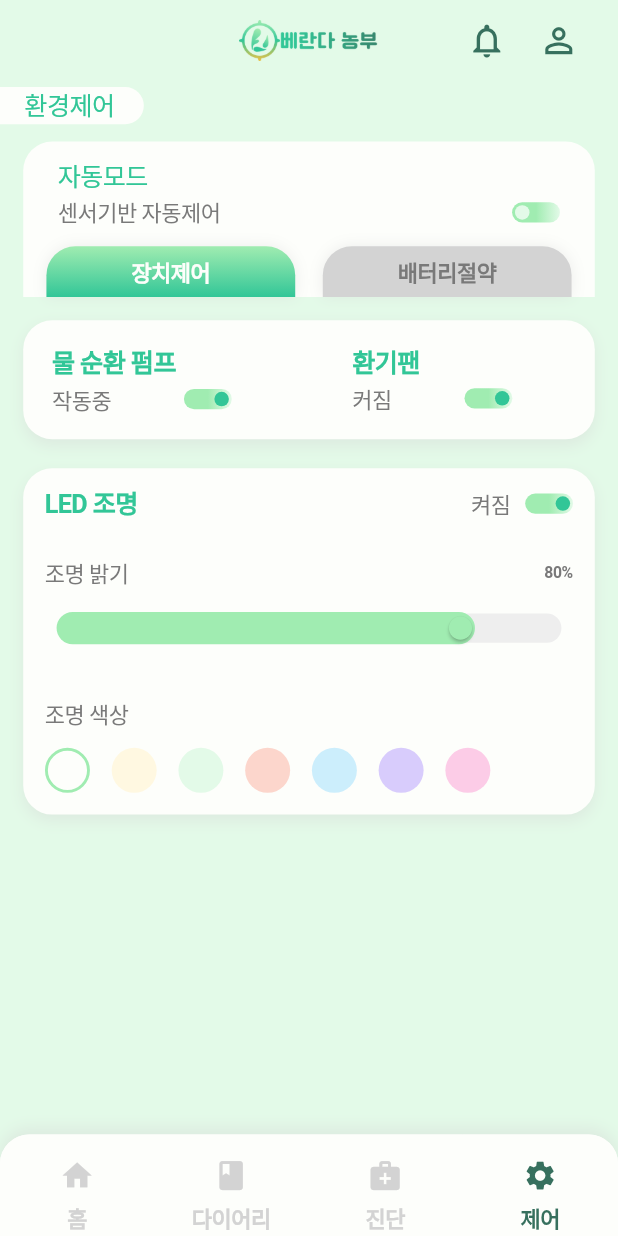
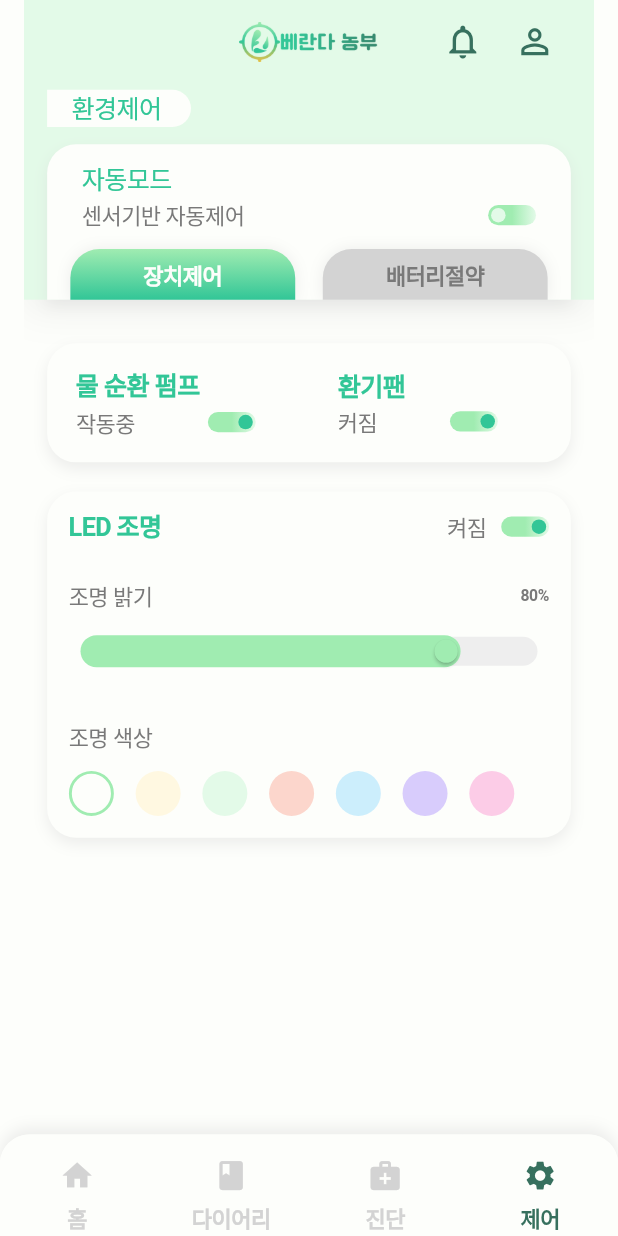
Before and after one commit to wasabi2342/MaumAI_Project, a Flutter app: the ControlScreen screen opened by its route, on a phone screen of 412 x 824 dp. Run offline on Flutter 3.47's test engine with Material 3 defaults, Android fonts, the phone set to English and light mode, and no system bars; our stand-ins replace cached_network_image, flutter_svg, image_picker; accounts and stored records are empty; Roboto replaces fonts that are missing (Pretendard).

Commit message:
Update control_screen.dart

```diff
--- a/lib/presentation/control_screen/control_screen.dart
+++ b/lib/presentation/control_screen/control_screen.dart
@@ -1,16 +1,15 @@
+import 'dart:ui';
 import 'package:flutter/material.dart';
 
 import '../../core/app_export.dart';
+import '../../widgets/notification_sidebar.dart';
 
 /// ControlScreen - 환경 제어 화면
 ///
-/// 기능:
-/// - 2개 탭: 장치제어, 배터리절약
-/// - 자동모드 on/off
-/// - 물 순환 펌프 제어
-/// - 환기팬 제어
-/// - LED 조명 제어 (밝기, 색상)
-/// - 배터리 절약 모드
+/// 수정 사항:
+/// - 상단 '자동모드 카드'의 하단 모서리 둥글기 제거 (직선 처리)
+/// - 상단 초록색 배경이 카드 하단과 정확히 일치
+/// - 상단 섹션과 하단 섹션 경계에 그림자 유지
 class ControlScreen extends StatefulWidget {
   const ControlScreen({Key? key}) : super(key: key);
 
@@ -63,21 +62,131 @@ class _ControlScreenState extends State<ControlScreen>
     super.dispose();
   }
 
+  void _showNotificationSidebar(BuildContext context) {
+    showGeneralDialog(
+      context: context,
+      barrierDismissible: true,
+      barrierLabel: MaterialLocalizations.of(context).modalBarrierDismissLabel,
+      barrierColor: Color(0x3FD9D9D9),
+      transitionDuration: Duration(milliseconds: 300),
+      pageBuilder: (BuildContext buildContext, Animation animation,
+          Animation secondaryAnimation) {
+        return NotificationSidebar(
+          onClose: () {
+            Navigator.of(context).pop();
+          },
+        );
+      },
+      transitionBuilder: (context, animation, secondaryAnimation, child) {
+        const begin = Offset(1.0, 0.0);
+        const end = Offset.zero;
+        const curve = Curves.easeInOut;
+        var tween =
+        Tween(begin: begin, end: end).chain(CurveTween(curve: curve));
+        return SlideTransition(
+          position: animation.drive(tween),
+          child: child,
+        );
+      },
+    );
+  }
+
   @override
   Widget build(BuildContext context) {
     return Scaffold(
+      backgroundColor: appTheme.white_A700,
+      body: SafeArea(
+        child: Center(
+          child: Container(
+            constraints: BoxConstraints(maxWidth: 393.h),
+            child: CustomScrollView(
+              slivers: [
+                // 1. SliverAppBar
+                SliverAppBar(
+                  floating: true,
+                  snap: true,
+                  pinned: false,
+                  elevation: 0,
                   backgroundColor: appTheme.green_50,
-      appBar: CustomTopAppBar(),
-      body: SafeArea(
-        child: SingleChildScrollView(
+                  automaticallyImplyLeading: false,
+                  title: CustomImageView(
+                    imagePath: ImageConstant.img,
+                    height: 28.h,
+                    fit: BoxFit.contain,
+                  ),
+                  centerTitle: true,
+                  actions: [
+                    IconButton(
+                      onPressed: () => _showNotificationSidebar(context),
+                      icon: Icon(
+                        Icons.notifications_none_outlined,
+                        color: appTheme.blue_gray_700,
+                        size: 28.h,
+                      ),
+                    ),
+                    IconButton(
+                      onPressed: () =>
+                          Navigator.pushNamed(context, AppRoutes.myPageScreen),
+                      icon: Icon(
+                        Icons.person_outline,
+                        color: appTheme.blue_gray_700,
+                        size: 28.h,
+                      ),
+                    ),
+                    SizedBox(width: 16.h),
+                  ],
+                ),
+
+                // 2. 메인 컨텐츠
+                SliverToBoxAdapter(
+                  child: Column(
+                    children: [
+                      // [상단 섹션] 초록색 배경 + 그림자
+                      Container(
+                        width: double.infinity,
+                        decoration: BoxDecoration(
+                          color: appTheme.green_50,
+                          boxShadow: [
+                            BoxShadow(
+                              color: Colors.black.withOpacity(0.05),
+                              blurRadius: 20.h,
+                              offset: Offset(0, 10.h),
+                              spreadRadius: 0,
+                            ),
+                          ],
+                        ),
                         child: Column(
                           children: [
                             SizedBox(height: 4.h),
                             _buildEnvironmentControlLabel(),
                             SizedBox(height: 12.h),
-              _buildControlSection(),
+                            _buildTopControlCard(),
+                            // 초록색 배경이 카드 끝과 딱 맞게 끝남
+                          ],
+                        ),
+                      ),
+
+                      // [하단 섹션] 흰색 배경
+                      Container(
+                        width: double.infinity,
+                        child: Padding(
+                          padding: EdgeInsets.symmetric(horizontal: 16.h),
+                          child: Column(
+                            children: [
+                              SizedBox(height: 30.h), // 상단 그림자 공간
+                              _tabController.index == 0
+                                  ? _buildDeviceControlContent()
+                                  : _buildBatterySavingContent(),
                               SizedBox(height: 20.h),
                             ],
+                          ),
+                        ),
+                      ),
+                    ],
+                  ),
+                ),
+              ],
+            ),
           ),
         ),
       ),
@@ -87,25 +196,68 @@ class _ControlScreenState extends State<ControlScreen>
     );
   }
 
-  /// 제어 섹션 (자동모드 + 탭바 + 탭 내용 모두 포함)
-  Widget _buildControlSection() {
+  Widget _buildEnvironmentControlLabel() {
+    return Align(
+      alignment: Alignment.centerLeft,
+      child: Container(
+        margin: EdgeInsets.only(left: 16.h),
+        padding:
+        EdgeInsets.only(top: 4.h, left: 17.h, right: 20.h, bottom: 4.h),
+        clipBehavior: Clip.antiAlias,
+        decoration: ShapeDecoration(
+          color: const Color(0xFFFDFEFB),
+          shape: RoundedRectangleBorder(
+            borderRadius: BorderRadius.only(
+              topRight: Radius.circular(20.h),
+              bottomRight: Radius.circular(20.h),
+            ),
+          ),
+        ),
+        child: Row(
+          mainAxisSize: MainAxisSize.min,
+          children: [
+            Text(
+              '환경제어',
+              textAlign: TextAlign.center,
+              style: TextStyle(
+                color: const Color(0xFF32C697),
+                fontSize: 16.fSize,
+                fontFamily: 'Pretendard',
+                fontWeight: FontWeight.w500,
+                height: 1.0,
+                letterSpacing: -0.40,
+              ),
+            ),
+          ],
+        ),
+      ),
+    );
+  }
+
+  /// 상단 카드 (자동모드 + 탭바)
+  Widget _buildTopControlCard() {
     return Padding(
       padding: EdgeInsets.symmetric(horizontal: 16.h),
-      child: Column(
-        children: [
-          // 자동모드 카드 + 탭바 (하나의 흰색 카드)
-          Container(
+      child: Container(
         width: double.infinity,
         decoration: BoxDecoration(
           color: const Color(0xFFFDFEFB),
+          // [수정] 하단 모서리 둥글기 제거 (topLeft, topRight만 적용)
           borderRadius: BorderRadius.only(
             topLeft: Radius.circular(20.h),
             topRight: Radius.circular(20.h),
           ),
+          boxShadow: [
+            BoxShadow(
+              color: appTheme.color66D3D3,
+              blurRadius: 8.h,
+              offset: Offset(0, 4.h),
             ),
+          ],
+        ),
+        clipBehavior: Clip.hardEdge,
         child: Column(
           children: [
-                // 자동모드
             Padding(
               padding: EdgeInsets.fromLTRB(24.h, 15.h, 24.h, 15.h),
               child: Column(
@@ -148,7 +300,6 @@ class _ControlScreenState extends State<ControlScreen>
                 ],
               ),
             ),
-                // 탭바
             Padding(
               padding: EdgeInsets.symmetric(horizontal: 16.h),
               child: Row(
@@ -163,132 +314,14 @@ class _ControlScreenState extends State<ControlScreen>
                 ],
               ),
             ),
-              ],
-            ),
-          ),
-          // 탭 내용 (별도 카드들)
-          _tabController.index == 0
-              ? _buildDeviceControlContent()
-              : _buildBatterySavingContent(),
-        ],
-      ),
-    );
-  }
-
-  /// 환경제어 라벨
-  Widget _buildEnvironmentControlLabel() {
-    return Align(
-      alignment: Alignment.centerLeft,
-      child: Container(
-        padding: EdgeInsets.only(top: 4.h, left: 17.h, right: 20.h, bottom: 4.h),
-        clipBehavior: Clip.antiAlias,
-        decoration: ShapeDecoration(
-          color: const Color(0xFFFDFEFB),
-          shape: RoundedRectangleBorder(
-            borderRadius: BorderRadius.only(
-              topRight: Radius.circular(20.h),
-              bottomRight: Radius.circular(20.h),
-            ),
-          ),
-        ),
-        child: Row(
-          mainAxisSize: MainAxisSize.min,
-          children: [
-            Text(
-              '환경제어',
-              textAlign: TextAlign.center,
-              style: TextStyle(
-                color: const Color(0xFF32C697),
-                fontSize: 16.fSize,
-                fontFamily: 'Pretendard',
-                fontWeight: FontWeight.w500,
-                height: 1.0,
-                letterSpacing: -0.40,
-              ),
-            ),
+            // 하단 여백 제거
+            SizedBox(height: 0),
           ],
         ),
       ),
     );
   }
 
-  /// 자동모드 카드
-  Widget _buildAutoModeCard() {
-    return Container(
-      margin: EdgeInsets.fromLTRB(16.h, 43.h, 16.h, 0),
-      width: double.infinity,
-      height: 117.h,
-      decoration: BoxDecoration(
-        color: const Color(0xFFFDFEFB),
-        borderRadius: BorderRadius.only(
-          topLeft: Radius.circular(20.h),
-          topRight: Radius.circular(20.h),
-        ),
-      ),
-      child: Padding(
-        padding: EdgeInsets.symmetric(horizontal: 24.h, vertical: 15.h),
-        child: Column(
-          crossAxisAlignment: CrossAxisAlignment.start,
-          children: [
-            Text(
-              '자동모드',
-              style: TextStyle(
-                color: const Color(0xFF32C697),
-                fontSize: 16.fSize,
-                fontFamily: 'Pretendard',
-                fontWeight: FontWeight.w500,
-                height: 1.0,
-                letterSpacing: -0.40,
-              ),
-            ),
-            SizedBox(height: 8.h),
-            Row(
-              mainAxisAlignment: MainAxisAlignment.spaceBetween,
-              children: [
-                Text(
-                  '센서기반 자동제어',
-                  textAlign: TextAlign.center,
-                  style: TextStyle(
-                    color: const Color(0xFF797979),
-                    fontSize: 14.fSize,
-                    fontFamily: 'Pretendard',
-                    fontWeight: FontWeight.w500,
-                    height: 1.0,
-                    letterSpacing: -0.35,
-                  ),
-                ),
-                _buildToggleSwitch(_isAutoMode, (value) {
-                  setState(() {
-                    _isAutoMode = value;
-                  });
-                }),
-              ],
-            ),
-          ],
-        ),
-      ),
-    );
-  }
-
-  /// 탭바
-  Widget _buildTabBar() {
-    return Padding(
-      padding: EdgeInsets.symmetric(horizontal: 32.h),
-      child: Row(
-        children: [
-          Expanded(
-            child: _buildTabItem('장치제어', 0),
-          ),
-          SizedBox(width: 19.h),
-          Expanded(
-            child: _buildTabItem('배터리절약', 1),
-          ),
-        ],
-      ),
-    );
-  }
-
-  /// 탭 아이템
   Widget _buildTabItem(String label, int index) {
     bool isSelected = _tabController.index == index;
 
@@ -306,8 +339,8 @@ class _ControlScreenState extends State<ControlScreen>
             begin: Alignment.topCenter,
             end: Alignment.bottomCenter,
             colors: [
-              appTheme.green_200,  // 0xFFA0ECB1
-              appTheme.teal_400,   // 0xFF32C697
+              appTheme.green_200,
+              appTheme.teal_400,
             ],
           )
               : null,
@@ -329,7 +362,9 @@ class _ControlScreenState extends State<ControlScreen>
             label,
             textAlign: TextAlign.center,
             style: TextStyle(
-              color: isSelected ? const Color(0xFFFDFEFB) : const Color(0xFF797979),
+              color: isSelected
+                  ? const Color(0xFFFDFEFB)
+                  : const Color(0xFF797979),
               fontSize: 14.fSize,
               fontFamily: 'Pretendard',
               fontWeight: FontWeight.w700,
@@ -342,11 +377,9 @@ class _ControlScreenState extends State<ControlScreen>
     );
   }
 
-  /// 장치제어 탭 내용
   Widget _buildDeviceControlContent() {
     return Column(
       children: [
-        SizedBox(height: 16.h),
         _buildDoubleDeviceCard(),
         SizedBox(height: 20.h),
         _buildLedControlCard(),
@@ -354,25 +387,6 @@ class _ControlScreenState extends State<ControlScreen>
     );
   }
 
-  /// 장치제어 탭 (사용 안 함)
-  Widget _buildDeviceControlTab() {
-    return SingleChildScrollView(
-      child: Padding(
-        padding: EdgeInsets.symmetric(horizontal: 16.h),
-        child: Column(
-          children: [
-            SizedBox(height: 20.h),
-            _buildDoubleDeviceCard(),
-            SizedBox(height: 20.h),
-            _buildLedControlCard(),
-            SizedBox(height: 20.h),
-          ],
-        ),
-      ),
-    );
-  }
-
-  /// 물 순환 펌프 + 환기팬 카드 (2개 나란히)
   Widget _buildDoubleDeviceCard() {
     return Container(
       width: double.infinity,
@@ -394,7 +408,6 @@ class _ControlScreenState extends State<ControlScreen>
         padding: EdgeInsets.all(20.h),
         child: Row(
           children: [
-            // 물 순환 펌프
             Expanded(
               child: Column(
                 crossAxisAlignment: CrossAxisAlignment.start,
@@ -435,13 +448,13 @@ class _ControlScreenState extends State<ControlScreen>
                 ],
               ),
             ),
-            SizedBox(width: 60.h),
-            // 환기팬
             Expanded(
               child: Column(
                 crossAxisAlignment: CrossAxisAlignment.start,
                 children: [
-                  Text(
+                  Padding(
+                    padding: EdgeInsets.only(left: 20.h),
+                    child: Text(
                       '환기팬',
                       style: TextStyle(
                         color: const Color(0xFF32C697),
@@ -452,8 +465,11 @@ class _ControlScreenState extends State<ControlScreen>
                         letterSpacing: -0.40,
                       ),
                     ),
+                  ),
                   SizedBox(height: 8.h),
-                  Row(
+                  Padding(
+                    padding: EdgeInsets.only(left: 20.h),
+                    child: Row(
                       children: [
                         Text(
                           '커짐',
@@ -474,6 +490,7 @@ class _ControlScreenState extends State<ControlScreen>
                         }),
                       ],
                     ),
+                  ),
                 ],
               ),
             ),
@@ -483,7 +500,6 @@ class _ControlScreenState extends State<ControlScreen>
     );
   }
 
-  /// LED 조명 제어 카드
   Widget _buildLedControlCard() {
     return Container(
       width: double.infinity,
@@ -506,7 +522,6 @@ class _ControlScreenState extends State<ControlScreen>
         child: Column(
           crossAxisAlignment: CrossAxisAlignment.start,
           children: [
-            // LED 조명 헤더
             Row(
               mainAxisAlignment: MainAxisAlignment.spaceBetween,
               children: [
@@ -545,7 +560,6 @@ class _ControlScreenState extends State<ControlScreen>
               ],
             ),
             SizedBox(height: 30.h),
-            // 조명 밝기
             Column(
               crossAxisAlignment: CrossAxisAlignment.start,
               children: [
@@ -600,7 +614,6 @@ class _ControlScreenState extends State<ControlScreen>
               ],
             ),
             SizedBox(height: 41.h),
-            // 조명 색상
             Column(
               crossAxisAlignment: CrossAxisAlignment.start,
               children: [
@@ -620,7 +633,8 @@ class _ControlScreenState extends State<ControlScreen>
                   children: List.generate(
                     _ledColors.length,
                         (index) => Padding(
-                      padding: EdgeInsets.only(right: index < _ledColors.length - 1 ? 15.h : 0),
+                      padding: EdgeInsets.only(
+                          right: index < _ledColors.length - 1 ? 15.h : 0),
                       child: GestureDetector(
                         onTap: () {
                           setState(() {
@@ -654,33 +668,14 @@ class _ControlScreenState extends State<ControlScreen>
     );
   }
 
-  /// 배터리절약 탭 내용
   Widget _buildBatterySavingContent() {
     return Column(
       children: [
-        SizedBox(height: 16.h),
         _buildBatterySavingCard(),
       ],
     );
   }
 
-  /// 배터리절약 탭 (사용 안 함)
-  Widget _buildBatterySavingTab() {
-    return SingleChildScrollView(
-      child: Padding(
-        padding: EdgeInsets.symmetric(horizontal: 16.h),
-        child: Column(
-          children: [
-            SizedBox(height: 20.h),
-            _buildBatterySavingCard(),
-            SizedBox(height: 20.h),
-          ],
-        ),
-      ),
-    );
-  }
-
-  /// 배터리 절약 모드 카드
   Widget _buildBatterySavingCard() {
     return Container(
       width: double.infinity,
@@ -758,7 +753,6 @@ class _ControlScreenState extends State<ControlScreen>
     );
   }
 
-  /// 토글 스위치
   Widget _buildToggleSwitch(bool value, Function(bool) onChanged) {
     return GestureDetector(
       onTap: () => onChanged(!value),
@@ -767,7 +761,6 @@ class _ControlScreenState extends State<ControlScreen>
         height: 14.h,
         child: Stack(
           children: [
-            // 배경
             Container(
               width: 33.h,
               height: 14.h,
@@ -785,7 +778,6 @@ class _ControlScreenState extends State<ControlScreen>
                 ),
               ),
             ),
-            // 원형 버튼
             AnimatedPositioned(
               duration: Duration(milliseconds: 200),
               left: value ? 21.h : 2.h,
@@ -794,7 +786,9 @@ class _ControlScreenState extends State<ControlScreen>
                 width: 10.h,
                 height: 10.h,
                 decoration: ShapeDecoration(
-                  color: value ? const Color(0xFF32C697) : const Color(0xFFE3FAE8),
+                  color: value
+                      ? const Color(0xFF32C697)
+                      : const Color(0xFFE3FAE8),
                   shape: OvalBorder(),
                 ),
               ),
```
Lines whose indentation alone changed are shown as unchanged.
